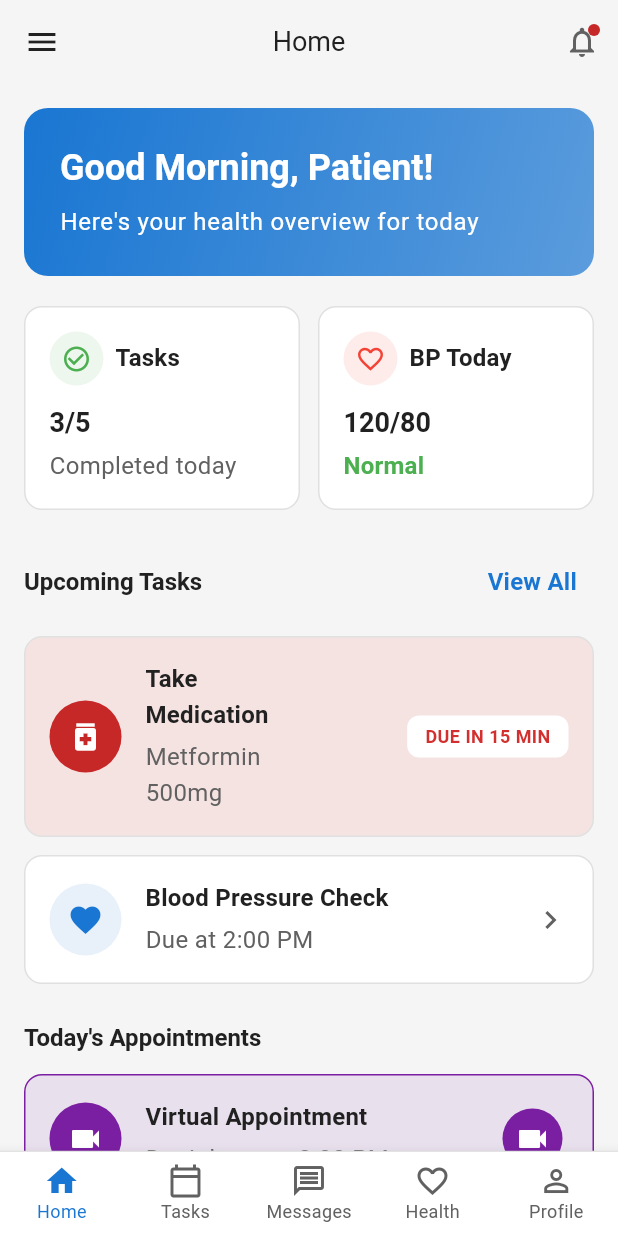
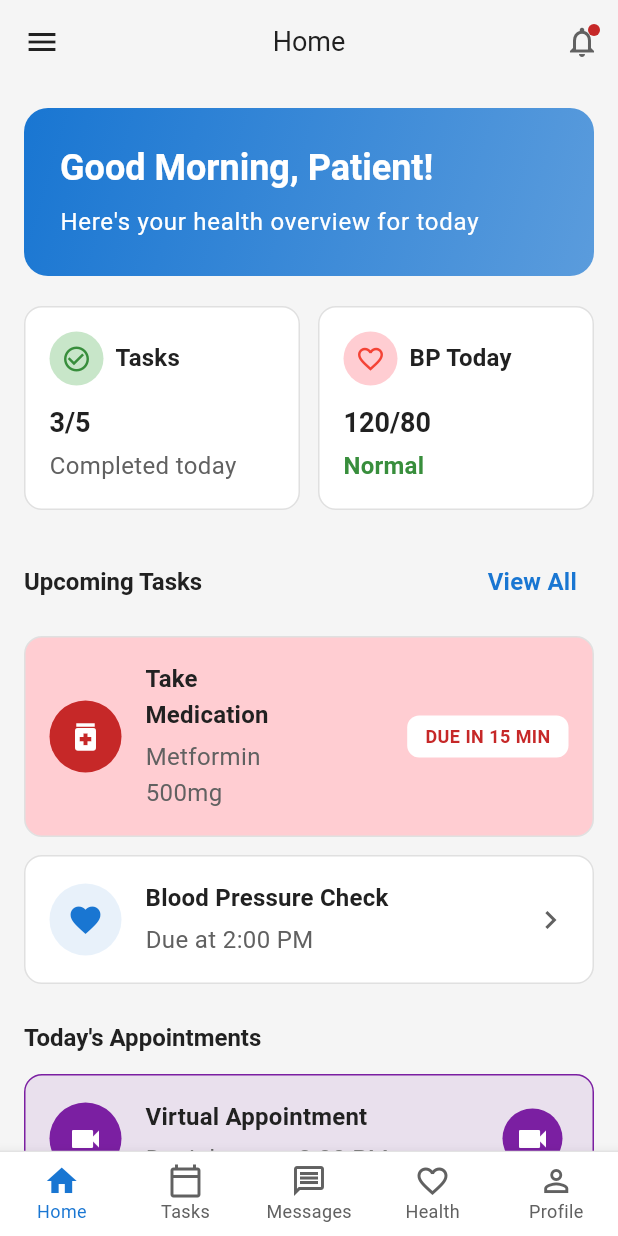
Before and after one commit to ravichandravasireddy/CareConnectTeam7Spring2026, a Flutter app: the PatientDashboardScreen screen opened by its route, on a phone screen of 412 x 824 dp. Run offline on Flutter 3.47's test engine with Material 3 defaults, Android fonts, the phone set to English and light mode, and no system bars.

Commit message:
Use app colorScheme theme data throughout

```diff
--- a/flutter_app/lib/screens/caregiver_patient_monitoring_screen.dart
+++ b/flutter_app/lib/screens/caregiver_patient_monitoring_screen.dart
@@ -259,7 +259,7 @@ class _ActionCard extends StatelessWidget {
         border: Border.all(color: colorScheme.outline, width: 1),
       ),
       child: Material(
-        color: Colors.transparent,
+        color: colorScheme.surface.withValues(alpha: 0),
         child: InkWell(
           onTap: onTap,
           borderRadius: BorderRadius.circular(12),
--- a/flutter_app/lib/screens/messaging_thread_screen.dart
+++ b/flutter_app/lib/screens/messaging_thread_screen.dart
@@ -148,7 +148,7 @@ class _MessagingThreadScreenState extends State<MessagingThreadScreen> {
             },
           ),
         ],
-        backgroundColor: Colors.transparent,
+        backgroundColor: Theme.of(context).colorScheme.surface.withValues(alpha: 0),
         elevation: 0,
       ),
       body: Column(
--- a/flutter_app/lib/screens/patient_dashboard_screen.dart
+++ b/flutter_app/lib/screens/patient_dashboard_screen.dart
@@ -2,6 +2,7 @@ import 'package:flutter/material.dart';
 import 'package:provider/provider.dart';
 import '../providers/auth_provider.dart';
 import '../models/task.dart';
+import '../theme/app_colors.dart';
 import '../widgets/app_app_bar.dart';
 import '../widgets/app_bottom_nav_bar.dart';
 import '../widgets/app_drawer.dart';
@@ -75,8 +76,8 @@ class PatientDashboardScreen extends StatelessWidget {
                     child: _buildSummaryCard(
                       context,
                       icon: Icons.check_circle_outline,
-                      iconColor: Colors.green,
-                      iconBgColor: Colors.green.withValues(alpha: 0.1),
+                      iconColor: AppColors.success700,
+                      iconBgColor: AppColors.success100,
                       title: 'Tasks',
                       value: '3/5',
                       subtitle: 'Completed today',
@@ -88,12 +89,12 @@ class PatientDashboardScreen extends StatelessWidget {
                     child: _buildSummaryCard(
                       context,
                       icon: Icons.favorite_outline,
-                      iconColor: Colors.red,
-                      iconBgColor: Colors.red.withValues(alpha: 0.1),
+                      iconColor: AppColors.error500,
+                      iconBgColor: AppColors.error100,
                       title: 'BP Today',
                       value: '120/80',
                       subtitle: 'Normal',
-                      subtitleColor: Colors.green,
+                      subtitleColor: AppColors.success700,
                       onTap: () => Navigator.pushNamed(context, '/health-logs'),
                     ),
                   ),
@@ -135,8 +136,8 @@ class PatientDashboardScreen extends StatelessWidget {
                 title: 'Take\nMedication',
                 subtitle: 'Metformin\n500mg',
                 dueText: 'DUE IN 15 MIN',
-                dueColor: Colors.red.shade700,
-                bgColor: Colors.red.withValues(alpha: 0.1),
+                dueColor: AppColors.error700,
+                bgColor: AppColors.error100,
                 onTap: () {
                   final task = Task(
                     id: 'medication-1',
--- a/flutter_app/lib/screens/patient_profile_screen.dart
+++ b/flutter_app/lib/screens/patient_profile_screen.dart
@@ -1,6 +1,7 @@
 import 'package:flutter/material.dart';
 import 'package:provider/provider.dart';
 import '../providers/auth_provider.dart';
+import '../theme/app_colors.dart';
 import '../widgets/app_app_bar.dart';
 import '../widgets/app_bottom_nav_bar.dart';
 import '../widgets/app_drawer.dart';
@@ -185,7 +186,7 @@ class PatientProfileScreen extends StatelessWidget {
               _buildSettingItem(
                 context,
                 icon: Icons.people,
-                iconColor: Colors.green,
+                iconColor: AppColors.success700,
                 label: 'Connected Caregivers',
                 onTap: () {
                   // TODO: Navigate to connected caregivers
@@ -355,7 +356,7 @@ class PatientProfileScreen extends StatelessWidget {
               ScaffoldMessenger.of(context).showSnackBar(
                 SnackBar(
                   content: const Text('Signed out successfully'),
-                  backgroundColor: Colors.green,
+                  backgroundColor: AppColors.success700,
                 ),
               );
             },
--- a/flutter_app/lib/screens/preferences_accessibility_screen.dart
+++ b/flutter_app/lib/screens/preferences_accessibility_screen.dart
@@ -1,4 +1,5 @@
 import 'package:flutter/material.dart';
+import '../theme/app_colors.dart';
 
 /// Preferences and accessibility settings screen
 class PreferencesAccessibilityScreen extends StatefulWidget {
@@ -47,7 +48,7 @@ class _PreferencesAccessibilityScreenState
         ),
         title: const Text('Preferences & Accessibility'),
         centerTitle: true,
-        backgroundColor: Colors.transparent,
+        backgroundColor: Theme.of(context).colorScheme.surface.withValues(alpha: 0),
         elevation: 0,
       ),
       body: SingleChildScrollView(
@@ -225,7 +226,7 @@ class _PreferencesAccessibilityScreenState
                     ScaffoldMessenger.of(context).showSnackBar(
                       SnackBar(
                         content: const Text('Preferences saved successfully'),
-                        backgroundColor: Colors.green,
+                        backgroundColor: AppColors.success700,
                       ),
                     );
                   },
--- a/flutter_app/lib/screens/registration_screen.dart
+++ b/flutter_app/lib/screens/registration_screen.dart
@@ -71,7 +71,7 @@ class _RegistrationScreenState extends State<RegistrationScreen> {
         ),
         title: const Text('Create Account'),
         centerTitle: true,
-        backgroundColor: Colors.transparent,
+        backgroundColor: Theme.of(context).colorScheme.surface.withValues(alpha: 0),
         elevation: 0,
       ),
       body: SafeArea(
```
Also changed, not shown: flutter_app/lib/screens/calendar_screen.dart (+4 -4 lines), flutter_app/lib/screens/signin_screen.dart (+4 -3 lines), flutter_app/lib/screens/task_details_screen.dart (+48 -27 lines), 1 other file.
